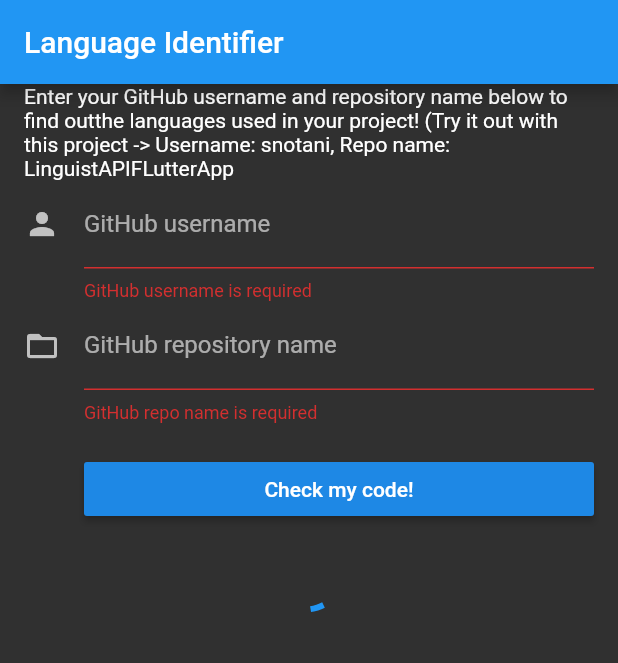
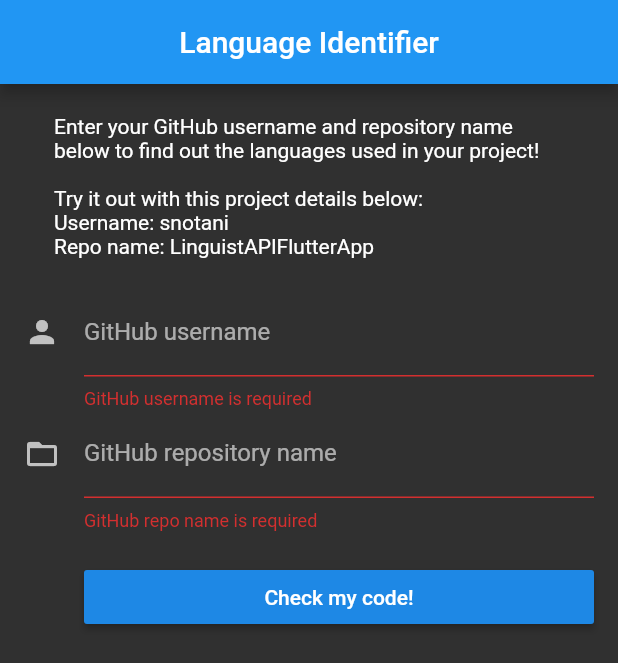
Before and after one commit to snotani/GitHubAPIFlutterApp, a Flutter app: the screen it shows after launch, on a phone screen of 412 x 824 dp. Shown: the top 663 px of the screen. Run offline on Flutter 3.47's test engine with Material 2 defaults, Android fonts, the phone set to English and light mode, and no system bars.

```diff
--- a/lib/linguist_data.dart
+++ b/lib/linguist_data.dart
@@ -2,5 +2,5 @@ class LanguageInfo {
   final String language;
 
   LanguageInfo.fromJson(Map<String, dynamic> json)
-      : language = json['Dart'];
+      : language = json['quote'];
 }
--- a/lib/main.dart
+++ b/lib/main.dart
@@ -38,6 +38,7 @@ class _MyHomePageState extends State<MyHomePage> {
     return new Scaffold(
       appBar: new AppBar(
         title: new Text("Language Identifier"),
+        centerTitle: true,
       ),
       body: new SafeArea(
           top: false,
@@ -48,12 +49,13 @@ class _MyHomePageState extends State<MyHomePage> {
               child: new ListView(
                 padding: const EdgeInsets.symmetric(horizontal: 16.0),
                 children: <Widget>[
-                  Container(
-                    child: new Text("Enter your GitHub username and repository name below to find out"
-                        "the languages used in your project! "
-                        "(Try it out with this project -> "
-                        "Username: snotani, Repo name: LinguistAPIFLutterApp"),
-                  ),
+                    Padding(
+                      padding: const EdgeInsets.all(20.0),
+                      child: new Text("Enter your GitHub username and repository name below to find out "
+                          "the languages used in your project! \n\n"
+                          "Try it out with this project details below:\n"
+                          "Username: snotani \nRepo name: LinguistAPIFlutterApp"),
+                    ),
                   new TextFormField(
                     decoration: const InputDecoration(
                       icon: const Icon(Icons.person),
@@ -89,7 +91,7 @@ class _MyHomePageState extends State<MyHomePage> {
                               fontSize: 34.0,
                               height: 1.25,
                             ))
-                            : CircularProgressIndicator(),
+                            : null,
                       ),
                     ),
                   ),
@@ -99,8 +101,7 @@ class _MyHomePageState extends State<MyHomePage> {
   }
 
   Future<void> _submitForm() async {
-    String url = 'https://api.github.com/repos/' + newUser.username + '/'
-        + newUser.repoName + '/languages';
+    String url = 'http://api.kanye.rest/';
     try {
       http.Response response = await http.get(url);
       var myQuote = LanguageInfo.fromJson(jsonDecode(response.body));
```
